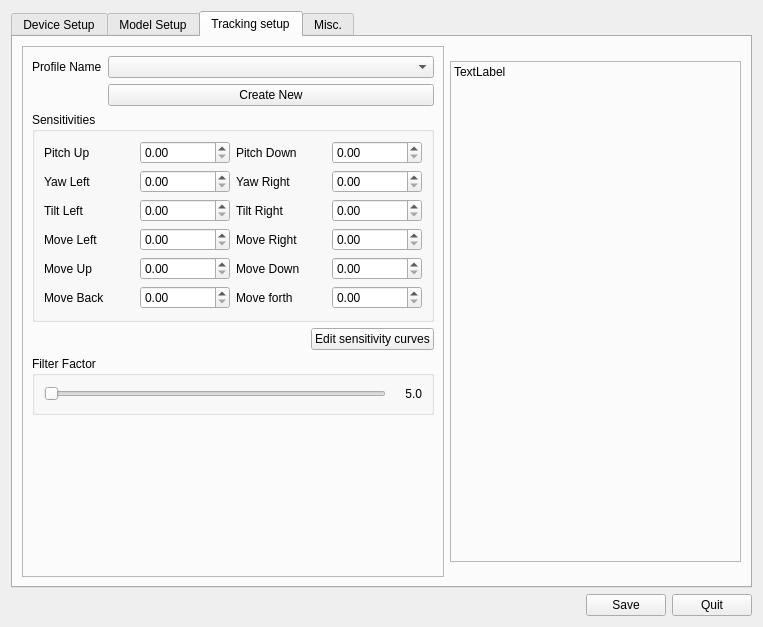
The window that branches/michal/src/qt_gui/ltr.ui (uglyDwarf/linuxtrack) describes before a commit, drawn with Qt 5.
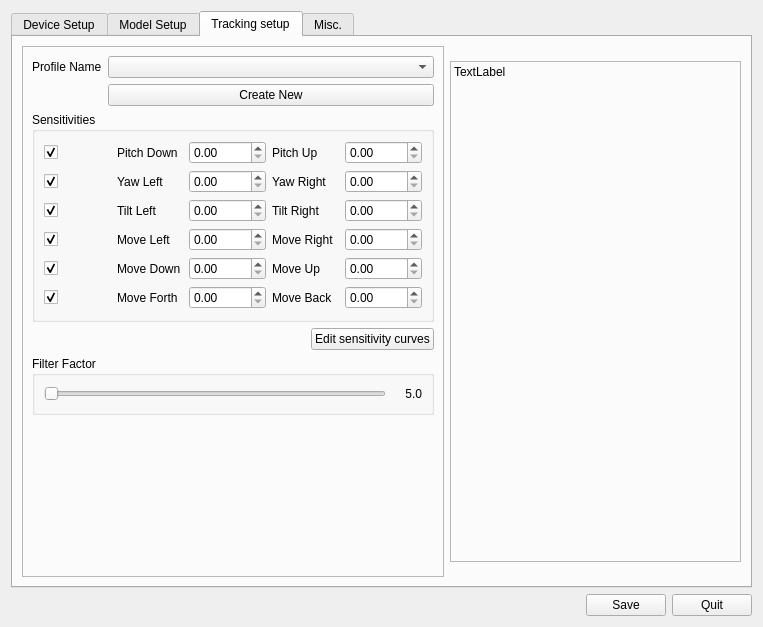
The same window after the commit. Icons and pictures are not drawn.

Commit message: Added controls and preferences to enable/disable each axis.

```diff
--- a/branches/michal/src/qt_gui/ltr.ui
+++ b/branches/michal/src/qt_gui/ltr.ui
@@ -1355,174 +1355,234 @@
                 <layout class="QHBoxLayout" name="horizontalLayout_19">
                  <item>
                   <layout class="QGridLayout" name="gridLayout_4">
-                   <item row="0" column="0">
-                    <widget class="QLabel" name="label_46">
-                     <property name="text">
-                      <string>Pitch Up</string>
-                     </property>
-                    </widget>
-                   </item>
                    <item row="0" column="1">
-                    <widget class="QDoubleSpinBox" name="PitchUpSpin">
-                     <property name="maximum">
-                      <double>10000.000000000000000</double>
-                     </property>
-                    </widget>
-                   </item>
-                   <item row="0" column="2">
-                    <widget class="QLabel" name="label_50">
+                    <widget class="QLabel" name="label_46">
                      <property name="text">
                       <string>Pitch Down</string>
                      </property>
                     </widget>
                    </item>
+                   <item row="0" column="2">
+                    <widget class="QDoubleSpinBox" name="PitchUpSpin">
+                     <property name="maximum">
+                      <double>10000.000000000000000</double>
+                     </property>
+                    </widget>
+                   </item>
                    <item row="0" column="3">
+                    <widget class="QLabel" name="label_50">
+                     <property name="text">
+                      <string>Pitch Up</string>
+                     </property>
+                    </widget>
+                   </item>
+                   <item row="0" column="4">
                     <widget class="QDoubleSpinBox" name="PitchDownSpin">
                      <property name="maximum">
                       <double>10000.000000000000000</double>
                      </property>
                     </widget>
                    </item>
-                   <item row="1" column="0">
+                   <item row="1" column="1">
                     <widget class="QLabel" name="label_51">
                      <property name="text">
                       <string>Yaw Left</string>
                      </property>
                     </widget>
                    </item>
-                   <item row="1" column="1">
-                    <widget class="QDoubleSpinBox" name="YawLeftSpin">
-                     <property name="maximum">
-                      <double>10000.000000000000000</double>
-                     </property>
-                    </widget>
-                   </item>
                    <item row="1" column="2">
+                    <widget class="QDoubleSpinBox" name="YawLeftSpin">
+                     <property name="maximum">
+                      <double>10000.000000000000000</double>
+                     </property>
+                    </widget>
+                   </item>
+                   <item row="1" column="3">
                     <widget class="QLabel" name="label_52">
                      <property name="text">
                       <string>Yaw Right</string>
                      </property>
                     </widget>
                    </item>
-                   <item row="1" column="3">
+                   <item row="1" column="4">
                     <widget class="QDoubleSpinBox" name="YawRightSpin">
                      <property name="maximum">
                       <double>10000.000000000000000</double>
                      </property>
                     </widget>
                    </item>
-                   <item row="2" column="0">
+                   <item row="2" column="1">
                     <widget class="QLabel" name="label_53">
                      <property name="text">
                       <string>Tilt Left</string>
                      </property>
                     </widget>
                    </item>
-                   <item row="2" column="1">
-                    <widget class="QDoubleSpinBox" name="TiltLeftSpin">
-                     <property name="maximum">
-                      <double>10000.000000000000000</double>
-                     </property>
-                    </widget>
-                   </item>
                    <item row="2" column="2">
+                    <widget class="QDoubleSpinBox" name="TiltLeftSpin">
+                     <property name="maximum">
+                      <double>10000.000000000000000</double>
+                     </property>
+                    </widget>
+                   </item>
+                   <item row="2" column="3">
                     <widget class="QLabel" name="label_54">
                      <property name="text">
                       <string>Tilt Right</string>
                      </property>
                     </widget>
                    </item>
-                   <item row="2" column="3">
+                   <item row="2" column="4">
                     <widget class="QDoubleSpinBox" name="TiltRightSpin">
                      <property name="maximum">
                       <double>10000.000000000000000</double>
                      </property>
                     </widget>
                    </item>
-                   <item row="3" column="0">
+                   <item row="3" column="1">
                     <widget class="QLabel" name="label_55">
                      <property name="text">
                       <string>Move Left</string>
                      </property>
                     </widget>
                    </item>
-                   <item row="3" column="1">
-                    <widget class="QDoubleSpinBox" name="MoveLeftSpin">
-                     <property name="maximum">
-                      <double>10000.000000000000000</double>
-                     </property>
-                    </widget>
-                   </item>
                    <item row="3" column="2">
+                    <widget class="QDoubleSpinBox" name="MoveLeftSpin">
+                     <property name="maximum">
+                      <double>10000.000000000000000</double>
+                     </property>
+                    </widget>
+                   </item>
+                   <item row="3" column="3">
                     <widget class="QLabel" name="label_56">
                      <property name="text">
                       <string>Move Right</string>
                      </property>
                     </widget>
                    </item>
-                   <item row="3" column="3">
+                   <item row="3" column="4">
                     <widget class="QDoubleSpinBox" name="MoveRightSpin">
                      <property name="maximum">
                       <double>10000.000000000000000</double>
                      </property>
                     </widget>
                    </item>
-                   <item row="4" column="0">
-                    <widget class="QLabel" name="label_57">
-                     <property name="text">
-                      <string>Move Up</string>
-                     </property>
-                    </widget>
-                   </item>
                    <item row="4" column="1">
-                    <widget class="QDoubleSpinBox" name="MoveUpSpin">
-                     <property name="maximum">
-                      <double>10000.000000000000000</double>
-                     </property>
-                    </widget>
-                   </item>
-                   <item row="4" column="2">
-                    <widget class="QLabel" name="label_58">
+                    <widget class="QLabel" name="label_57">
                      <property name="text">
                       <string>Move Down</string>
                      </property>
                     </widget>
                    </item>
+                   <item row="4" column="2">
+                    <widget class="QDoubleSpinBox" name="MoveUpSpin">
+                     <property name="maximum">
+                      <double>10000.000000000000000</double>
+                     </property>
+                    </widget>
+                   </item>
                    <item row="4" column="3">
+                    <widget class="QLabel" name="label_58">
+                     <property name="text">
+                      <string>Move Up</string>
+                     </property>
+                    </widget>
+                   </item>
+                   <item row="4" column="4">
                     <widget class="QDoubleSpinBox" name="MoveDownSpin">
                      <property name="maximum">
                       <double>10000.000000000000000</double>
                      </property>
                     </widget>
                    </item>
-                   <item row="5" column="0">
-                    <widget class="QLabel" name="label_59">
-                     <property name="text">
-                      <string>Move Back</string>
-                     </property>
-                    </widget>
-                   </item>
                    <item row="5" column="1">
-                    <widget class="QDoubleSpinBox" name="MoveBackSpin">
-                     <property name="maximum">
-                      <double>10000.000000000000000</double>
+                    <widget class="QLabel" name="label_59">
+                     <property name="text">
+                      <string>Move Forth</string>
                      </property>
                     </widget>
                    </item>
                    <item row="5" column="2">
-                    <widget class="QLabel" name="label_60">
-                     <property name="text">
-                      <string>Move forth</string>
+                    <widget class="QDoubleSpinBox" name="MoveBackSpin">
+                     <property name="maximum">
+                      <double>10000.000000000000000</double>
                      </property>
                     </widget>
                    </item>
                    <item row="5" column="3">
+                    <widget class="QLabel" name="label_60">
+                     <property name="text">
+                      <string>Move Back</string>
+                     </property>
+                    </widget>
+                   </item>
+                   <item row="5" column="4">
                     <widget class="QDoubleSpinBox" name="MoveForthSpin">
                      <property name="maximum">
                       <double>10000.000000000000000</double>
                      </property>
                     </widget>
                    </item>
+                   <item row="0" column="0">
+                    <widget class="QCheckBox" name="PitchEnable">
+                     <property name="text">
+                      <string/>
+                     </property>
+                     <property name="checked">
+                      <bool>true</bool>
+                     </property>
+                    </widget>
+                   </item>
+                   <item row="1" column="0">
+                    <widget class="QCheckBox" name="YawEnable">
+                     <property name="text">
+                      <string/>
+                     </property>
+                     <property name="checked">
+                      <bool>true</bool>
+                     </property>
+                    </widget>
+                   </item>
+                   <item row="2" column="0">
+                    <widget class="QCheckBox" name="RollEnable">
+                     <property name="text">
+                      <string/>
+                     </property>
+                     <property name="checked">
+                      <bool>true</bool>
+                     </property>
+                    </widget>
+                   </item>
+                   <item row="3" column="0">
+                    <widget class="QCheckBox" name="XEnable">
+                     <property name="text">
+                      <string/>
+                     </property>
+                     <property name="checked">
+                      <bool>true</bool>
+                     </property>
+                    </widget>
+                   </item>
+                   <item row="4" column="0">
+                    <widget class="QCheckBox" name="YEnable">
+                     <property name="text">
+                      <string/>
+                     </property>
+                     <property name="checked">
+                      <bool>true</bool>
+                     </property>
+                    </widget>
+                   </item>
+                   <item row="5" column="0">
+                    <widget class="QCheckBox" name="ZEnable">
+                     <property name="text">
+                      <string/>
+                     </property>
+                     <property name="checked">
+                      <bool>true</bool>
+                     </property>
+                    </widget>
+                   </item>
                   </layout>
                  </item>
                 </layout>
```
The commit also changes 8 other files.
